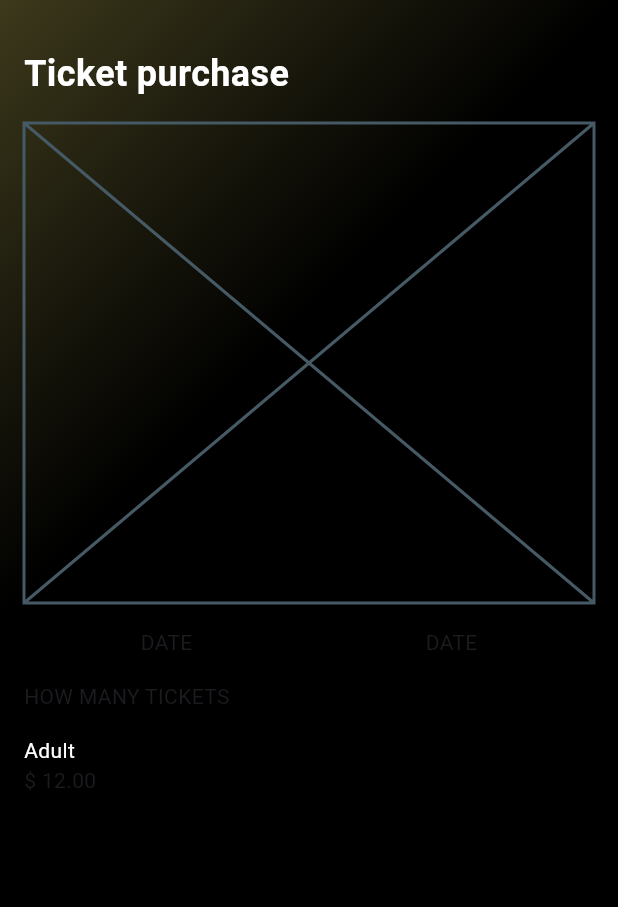
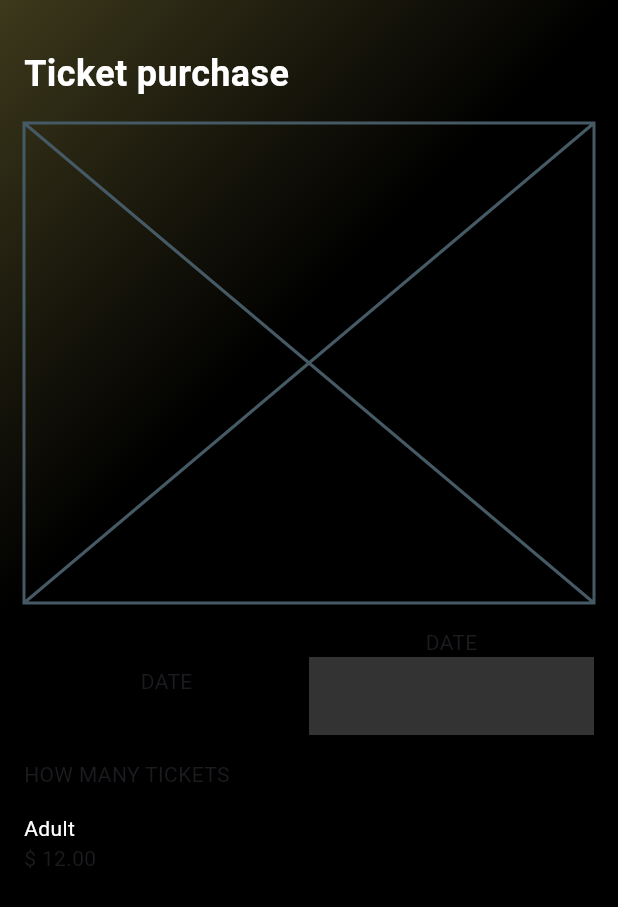
Before and after one commit to JAICHANGPARK/flutter_notebook_chapter_43, a Flutter app: the EventPurchasePage screen opened directly, on a phone screen of 412 x 824 dp. Shown: the top 907 px of the screen. Run offline on Flutter 3.47's test engine with Material 3 defaults, Android fonts, the phone set to English and light mode, and no system bars; our stand-ins replace gap, hugeicons, percent_indicator.

Commit message:
Update event_purchase_page.dart

```diff
--- a/lib/ep2186_event_app/ui/event_purchase_page.dart
+++ b/lib/ep2186_event_app/ui/event_purchase_page.dart
@@ -54,12 +54,23 @@ class _EventPurchasePageState extends State<EventPurchasePage> {
                     children: [
                       Expanded(
                         child: Column(
-                          children: [Text('DATE'), Container()],
+                          children: [
+                            Text('DATE'),
+                            Container(),
+                          ],
                         ),
                       ),
                       Expanded(
                         child: Column(
-                          children: [Text('DATE'), Container()],
+                          children: [
+                            Text('DATE'),
+                            Container(
+                              height: 52,
+                              decoration: BoxDecoration(
+                                color: Colors.white.withValues(alpha: .2)
+                              ),
+                            ),
+                          ],
                         ),
                       ),
                     ],
@@ -69,7 +80,7 @@ class _EventPurchasePageState extends State<EventPurchasePage> {
                     children: [
                       Expanded(
                           child: Column(
-                            crossAxisAlignment: CrossAxisAlignment.start,
+                        crossAxisAlignment: CrossAxisAlignment.start,
                         children: [
                           Text(
                             "Adult",
```
